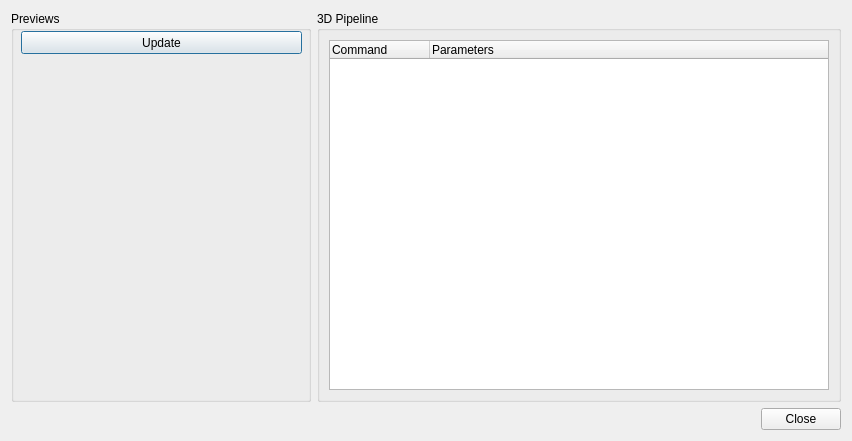
Before: the Qt Designer form src/frontend/qt_sdl/DebugTools/ThreeDRenderingViewerDialog.ui in jonko0493/melonDS, drawn with Qt 5.
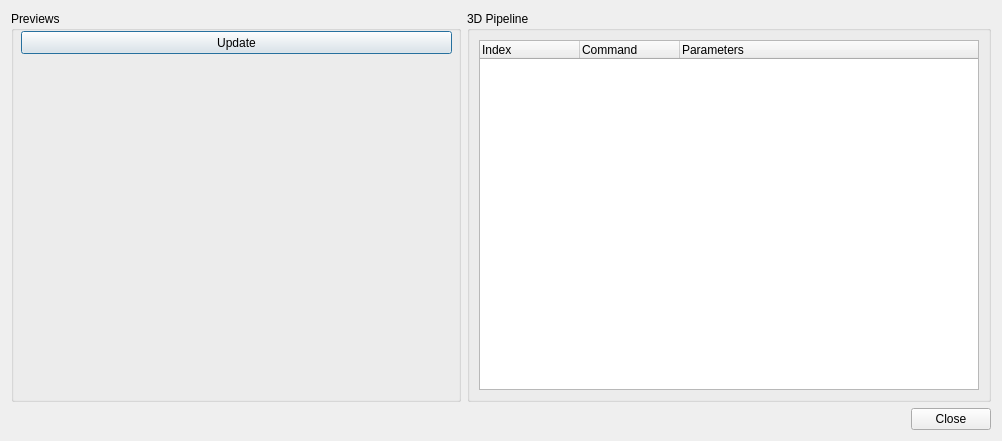
After: the same form once the commit is applied.

What changed in the file:
```diff
--- a/src/frontend/qt_sdl/DebugTools/ThreeDRenderingViewerDialog.ui
+++ b/src/frontend/qt_sdl/DebugTools/ThreeDRenderingViewerDialog.ui
@@ -6,7 +6,7 @@
    <rect>
     <x>0</x>
     <y>0</y>
-    <width>685</width>
+    <width>943</width>
     <height>463</height>
    </rect>
   </property>
@@ -41,7 +41,7 @@
       <widget class="QGroupBox" name="groupBoxPreviews">
        <property name="minimumSize">
         <size>
-         <width>300</width>
+         <width>450</width>
          <height>0</height>
         </size>
        </property>
@@ -53,7 +53,7 @@
          <rect>
           <x>10</x>
           <y>20</y>
-          <width>281</width>
+          <width>431</width>
           <height>23</height>
          </rect>
         </property>
@@ -61,6 +61,17 @@
          <string>Update</string>
         </property>
        </widget>
+       <widget class="QWidget" name="verticalLayoutWidget">
+        <property name="geometry">
+         <rect>
+          <x>10</x>
+          <y>50</y>
+          <width>431</width>
+          <height>351</height>
+         </rect>
+        </property>
+        <layout class="QVBoxLayout" name="previewLayout"/>
+       </widget>
       </widget>
      </item>
      <item>
@@ -81,8 +92,13 @@
            <bool>true</bool>
           </property>
           <property name="columnCount">
-           <number>2</number>
+           <number>3</number>
           </property>
+          <column>
+           <property name="text">
+            <string>Index</string>
+           </property>
+          </column>
           <column>
            <property name="text">
             <string>Command</string>
```
